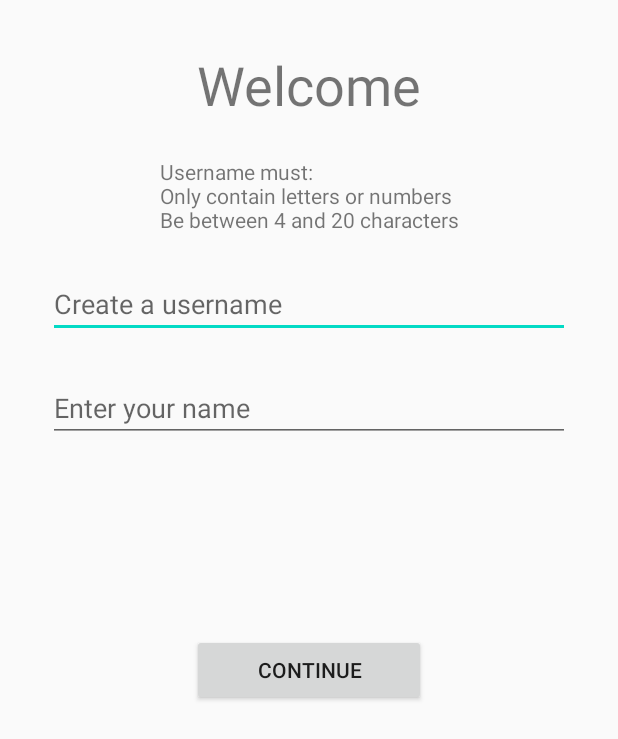
After one commit to mta218/IA, an Android app: the layout activity_welcome.xml on its own in the app's theme, with its tools: preview values and no code run, on a phone screen of 412 x 824 dp. The commit adds this screen. Shown: the top 739 px of the screen. Run offline under Robolectric (Android 15) with nearby library versions, the phone set to English and light mode, and no system bars.

Commit message:
working on WelcomeActivity

```diff
--- a/HabitApp/app/src/main/AndroidManifest.xml
+++ b/HabitApp/app/src/main/AndroidManifest.xml
@@ -9,7 +9,8 @@
         android:roundIcon="@mipmap/ic_launcher_round"
         android:supportsRtl="true"
         android:theme="@style/AppTheme">
-        <activity android:name=".SearchHabitActivity"></activity>
+        <activity android:name=".utils.WelcomeActivity"></activity>
+        <activity android:name=".SearchHabitActivity" />
         <activity android:name=".EditHabitActivity" />
         <activity android:name=".HabitProfileActivity" />
         <activity android:name=".CreateHabitActivity" />
--- /dev/null
+++ b/HabitApp/app/src/main/res/layout/activity_welcome.xml
@@ -0,0 +1,73 @@
+<?xml version="1.0" encoding="utf-8"?>
+<androidx.constraintlayout.widget.ConstraintLayout xmlns:android="http://schemas.android.com/apk/res/android"
+    xmlns:app="http://schemas.android.com/apk/res-auto"
+    xmlns:tools="http://schemas.android.com/tools"
+    android:layout_width="match_parent"
+    android:layout_height="match_parent"
+    tools:context=".utils.WelcomeActivity">
+
+    <TextView
+        android:id="@+id/welcomeText"
+        android:layout_width="wrap_content"
+        android:layout_height="wrap_content"
+        android:layout_marginTop="32dp"
+        android:text="Welcome"
+        android:textSize="36sp"
+        app:layout_constraintEnd_toEndOf="parent"
+        app:layout_constraintStart_toStartOf="parent"
+        app:layout_constraintTop_toTopOf="parent" />
+
+    <EditText
+        android:id="@+id/inputUsername"
+        android:layout_width="0dp"
+        android:layout_height="wrap_content"
+        android:layout_marginStart="32dp"
+        android:layout_marginTop="24dp"
+        android:layout_marginEnd="32dp"
+        android:ems="10"
+        android:hint="Create a username"
+        android:inputType="textPersonName"
+        app:layout_constraintEnd_toEndOf="parent"
+        app:layout_constraintHorizontal_bias="0.0"
+        app:layout_constraintStart_toStartOf="parent"
+        app:layout_constraintTop_toBottomOf="@+id/instructionsText" />
+
+    <EditText
+        android:id="@+id/inputName"
+        android:layout_width="0dp"
+        android:layout_height="wrap_content"
+        android:layout_marginStart="32dp"
+        android:layout_marginTop="24dp"
+        android:layout_marginEnd="32dp"
+        android:ems="10"
+        android:hint="Enter your name"
+        android:inputType="textPersonName"
+        app:layout_constraintEnd_toEndOf="parent"
+        app:layout_constraintStart_toStartOf="parent"
+        app:layout_constraintTop_toBottomOf="@+id/inputUsername" />
+
+    <Button
+        android:id="@+id/continueButton"
+        android:layout_width="0dp"
+        android:layout_height="wrap_content"
+        android:layout_marginStart="128dp"
+        android:layout_marginTop="128dp"
+        android:layout_marginEnd="128dp"
+        android:autoSizeMaxTextSize="16sp"
+        android:autoSizeMinTextSize="14sp"
+        android:autoText="true"
+        android:text="continue"
+        app:layout_constraintEnd_toEndOf="parent"
+        app:layout_constraintStart_toStartOf="parent"
+        app:layout_constraintTop_toBottomOf="@+id/inputName" />
+
+    <TextView
+        android:id="@+id/instructionsText"
+        android:layout_width="wrap_content"
+        android:layout_height="wrap_content"
+        android:layout_marginTop="24dp"
+        android:text="Username must:\nOnly contain letters or numbers\nBe between 4 and 20 characters"
+        app:layout_constraintEnd_toEndOf="parent"
+        app:layout_constraintStart_toStartOf="parent"
+        app:layout_constraintTop_toBottomOf="@+id/welcomeText" />
+</androidx.constraintlayout.widget.ConstraintLayout>
```
Also changed, not shown: HabitApp/app/src/main/java/com/example/habitapp/SignInActivity.java (+16 -9 lines), HabitApp/app/src/main/java/com/example/habitapp/WelcomeActivity.java (added, +69 -0 lines), HabitApp/app/src/main/java/com/example/habitapp/models/FriendRequest.java (added, +34 -0 lines), HabitApp/app/src/main/java/com/example/habitapp/models/User.java (+13 -4 lines), HabitApp/app/src/main/java/com/example/habitapp/ui/dashboard/DashboardFragment.java (+14 -7 lines), HabitApp/app/src/main/res/layout/activity_edit_habit.xml (+5 -5 lines), HabitApp/app/src/main/res/layout/fragment_dashboard.xml (+33 -10 lines).
